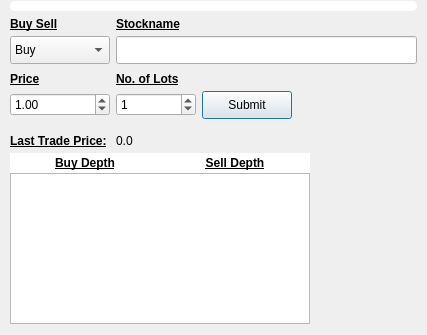
Qt form F1_F2/f1_f2_buysell.ui (Likithanaidu07/qt) before a commit.
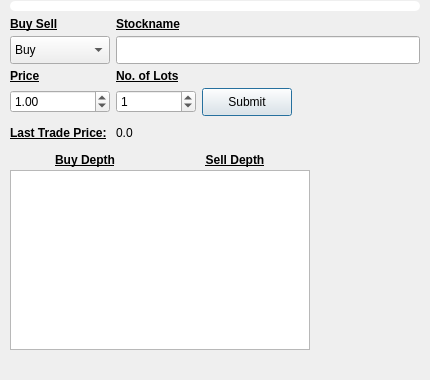
The same form after that commit.

```diff
--- a/F1_F2/f1_f2_buysell.ui
+++ b/F1_F2/f1_f2_buysell.ui
@@ -9,20 +9,20 @@
    <rect>
     <x>0</x>
     <y>0</y>
-    <width>427</width>
-    <height>335</height>
+    <width>430</width>
+    <height>380</height>
    </rect>
   </property>
   <property name="minimumSize">
    <size>
-    <width>1</width>
-    <height>0</height>
+    <width>430</width>
+    <height>380</height>
    </size>
   </property>
   <property name="maximumSize">
    <size>
-    <width>680</width>
-    <height>1000</height>
+    <width>430</width>
+    <height>380</height>
    </size>
   </property>
   <property name="windowTitle">
@@ -41,24 +41,8 @@
    <property name="verticalSpacing">
     <number>5</number>
    </property>
-   <item row="6" column="2">
-    <widget class="QSpinBox" name="spinBoxLot">
-     <property name="minimumSize">
-      <size>
-       <width>80</width>
-       <height>0</height>
-      </size>
-     </property>
-     <property name="maximum">
-      <number>99999999</number>
-     </property>
-     <property name="value">
-      <number>1</number>
-     </property>
-    </widget>
-   </item>
-   <item row="4" column="2">
-    <spacer name="verticalSpacer_3">
+   <item row="10" column="0">
+    <spacer name="verticalSpacer_4">
      <property name="orientation">
       <enum>Qt::Vertical</enum>
      </property>
@@ -68,131 +52,12 @@
      <property name="sizeHint" stdset="0">
       <size>
        <width>20</width>
-       <height>3</height>
+       <height>5</height>
       </size>
      </property>
     </spacer>
    </item>
-   <item row="9" column="0" colspan="9">
-    <layout class="QGridLayout" name="gridLayout_2">
-     <item row="0" column="0">
-      <layout class="QHBoxLayout" name="horizontalLayout_2">
-       <property name="spacing">
-        <number>0</number>
-       </property>
-       <item>
-        <widget class="QLabel" name="label_7">
-         <property name="font">
-          <font>
-           <bold>true</bold>
-           <underline>true</underline>
-          </font>
-         </property>
-         <property name="styleSheet">
-          <string notr="true">background-color: rgb(255, 255, 255);
-color: rgb(0, 0, 0);</string>
-         </property>
-         <property name="text">
-          <string>Buy Depth</string>
-         </property>
-         <property name="alignment">
-          <set>Qt::AlignCenter</set>
-         </property>
-        </widget>
-       </item>
-       <item>
-        <widget class="QLabel" name="label_6">
-         <property name="font">
-          <font>
-           <bold>true</bold>
-           <underline>true</underline>
-          </font>
-         </property>
-         <property name="styleSheet">
-          <string notr="true">background-color: rgb(255, 255, 255);
-color: rgb(0, 0, 0);</string>
-         </property>
-         <property name="text">
-          <string>Sell Depth</string>
-         </property>
-         <property name="alignment">
-          <set>Qt::AlignCenter</set>
-         </property>
-        </widget>
-       </item>
-      </layout>
-     </item>
-     <item row="0" column="2">
-      <spacer name="horizontalSpacer_2">
-       <property name="orientation">
-        <enum>Qt::Horizontal</enum>
-       </property>
-       <property name="sizeHint" stdset="0">
-        <size>
-         <width>40</width>
-         <height>20</height>
-        </size>
-       </property>
-      </spacer>
-     </item>
-     <item row="1" column="0">
-      <widget class="QTableView" name="tableViewMarkerRate">
-       <property name="minimumSize">
-        <size>
-         <width>300</width>
-         <height>0</height>
-        </size>
-       </property>
-       <property name="maximumSize">
-        <size>
-         <width>300</width>
-         <height>16777215</height>
-        </size>
-       </property>
-       <property name="showGrid">
-        <bool>false</bool>
-       </property>
-       <property name="gridStyle">
-        <enum>Qt::NoPen</enum>
-       </property>
-       <attribute name="verticalHeaderVisible">
-        <bool>false</bool>
-       </attribute>
-      </widget>
-     </item>
-    </layout>
-   </item>
-   <item row="8" column="0" colspan="2">
-    <widget class="QLabel" name="label_5">
-     <property name="font">
-      <font>
-       <pointsize>9</pointsize>
-       <bold>true</bold>
-       <underline>true</underline>
-      </font>
-     </property>
-     <property name="text">
-      <string>Last Trade Price:</string>
-     </property>
-    </widget>
-   </item>
-   <item row="7" column="2">
-    <spacer name="verticalSpacer">
-     <property name="orientation">
-      <enum>Qt::Vertical</enum>
-     </property>
-     <property name="sizeType">
-      <enum>QSizePolicy::Fixed</enum>
-     </property>
-     <property name="sizeHint" stdset="0">
-      <size>
-       <width>20</width>
-       <height>10</height>
-      </size>
-     </property>
-    </spacer>
-   </item>
-   <item row="5" column="0" colspan="2">
+   <item row="6" column="0" colspan="2">
     <widget class="QLabel" name="label_3">
      <property name="font">
       <font>
@@ -206,25 +71,102 @@
     </widget>
    </item>
    <item row="5" column="2">
-    <widget class="QLabel" name="label_4">
-     <property name="font">
-      <font>
-       <bold>true</bold>
-       <underline>true</underline>
-      </font>
+    <spacer name="verticalSpacer_3">
+     <property name="orientation">
+      <enum>Qt::Vertical</enum>
      </property>
-     <property name="text">
-      <string>No. of Lots</string>
+     <property name="sizeType">
+      <enum>QSizePolicy::Expanding</enum>
      </property>
-    </widget>
+     <property name="sizeHint" stdset="0">
+      <size>
+       <width>20</width>
+       <height>3</height>
+      </size>
+     </property>
+    </spacer>
    </item>
-   <item row="8" column="2" colspan="3">
+   <item row="9" column="2" colspan="3">
     <widget class="QLabel" name="label_lastTradedPrice">
      <property name="text">
       <string>0.0</string>
      </property>
     </widget>
    </item>
+   <item row="7" column="0" colspan="2">
+    <widget class="QDoubleSpinBox" name="doubleSpinBox_price">
+     <property name="minimumSize">
+      <size>
+       <width>100</width>
+       <height>0</height>
+      </size>
+     </property>
+     <property name="minimum">
+      <double>0.000000000000000</double>
+     </property>
+     <property name="maximum">
+      <double>9999.989999999999782</double>
+     </property>
+     <property name="stepType">
+      <enum>QAbstractSpinBox::DefaultStepType</enum>
+     </property>
+     <property name="value">
+      <double>1.000000000000000</double>
+     </property>
+    </widget>
+   </item>
+   <item row="7" column="3">
+    <widget class="QPushButton" name="pushButtonSubmit">
+     <property name="minimumSize">
+      <size>
+       <width>90</width>
+       <height>28</height>
+      </size>
+     </property>
+     <property name="maximumSize">
+      <size>
+       <width>90</width>
+       <height>28</height>
+      </size>
+     </property>
+     <property name="text">
+      <string>Submit</string>
+     </property>
+    </widget>
+   </item>
+   <item row="12" column="1" colspan="6">
+    <spacer name="verticalSpacer_2">
+     <property name="orientation">
+      <enum>Qt::Vertical</enum>
+     </property>
+     <property name="sizeHint" stdset="0">
+      <size>
+       <width>20</width>
+       <height>40</height>
+      </size>
+     </property>
+    </spacer>
+   </item>
+   <item row="3" column="0" colspan="2">
+    <widget class="QComboBox" name="comboBoxBuySell">
+     <property name="minimumSize">
+      <size>
+       <width>60</width>
+       <height>28</height>
+      </size>
+     </property>
+     <item>
+      <property name="text">
+       <string>Buy</string>
+      </property>
+     </item>
+     <item>
+      <property name="text">
+       <string>Sell</string>
+      </property>
+     </item>
+    </widget>
+   </item>
    <item row="2" column="0" colspan="2">
     <widget class="QLabel" name="label">
      <property name="font">
@@ -238,23 +180,14 @@
      </property>
     </widget>
    </item>
-   <item row="6" column="3">
-    <widget class="QPushButton" name="pushButtonSubmit">
+   <item row="3" column="2" colspan="7">
+    <widget class="QLineEdit" name="lineEdit_Stockname">
      <property name="minimumSize">
       <size>
-       <width>90</width>
+       <width>200</width>
        <height>28</height>
       </size>
      </property>
-     <property name="maximumSize">
-      <size>
-       <width>90</width>
-       <height>28</height>
-      </size>
-     </property>
-     <property name="text">
-      <string>Submit</string>
-     </property>
     </widget>
    </item>
    <item row="1" column="0" colspan="9">
@@ -336,24 +269,128 @@
      </layout>
     </widget>
    </item>
-   <item row="3" column="0" colspan="2">
-    <widget class="QComboBox" name="comboBoxBuySell">
+   <item row="6" column="2">
+    <widget class="QLabel" name="label_4">
+     <property name="font">
+      <font>
+       <bold>true</bold>
+       <underline>true</underline>
+      </font>
+     </property>
+     <property name="text">
+      <string>No. of Lots</string>
+     </property>
+    </widget>
+   </item>
+   <item row="11" column="0" colspan="9">
+    <layout class="QGridLayout" name="gridLayout_2">
+     <item row="0" column="0">
+      <layout class="QHBoxLayout" name="horizontalLayout_2">
+       <property name="spacing">
+        <number>0</number>
+       </property>
+       <item>
+        <widget class="QLabel" name="label_7">
+         <property name="font">
+          <font>
+           <bold>true</bold>
+           <underline>true</underline>
+          </font>
+         </property>
+         <property name="text">
+          <string>Buy Depth</string>
+         </property>
+         <property name="alignment">
+          <set>Qt::AlignCenter</set>
+         </property>
+        </widget>
+       </item>
+       <item>
+        <widget class="QLabel" name="label_6">
+         <property name="font">
+          <font>
+           <bold>true</bold>
+           <underline>true</underline>
+          </font>
+         </property>
+         <property name="text">
+          <string>Sell Depth</string>
+         </property>
+         <property name="alignment">
+          <set>Qt::AlignCenter</set>
+         </property>
+        </widget>
+       </item>
+      </layout>
+     </item>
+     <item row="0" column="2">
+      <spacer name="horizontalSpacer_2">
+       <property name="orientation">
+        <enum>Qt::Horizontal</enum>
+       </property>
+       <property name="sizeHint" stdset="0">
+        <size>
+         <width>40</width>
+         <height>20</height>
+        </size>
+       </property>
+      </spacer>
+     </item>
+     <item row="1" column="0">
+      <widget class="QTableView" name="tableViewMarkerRate">
+       <property name="minimumSize">
+        <size>
+         <width>300</width>
+         <height>180</height>
+        </size>
+       </property>
+       <property name="maximumSize">
+        <size>
+         <width>300</width>
+         <height>180</height>
+        </size>
+       </property>
+       <property name="showGrid">
+        <bool>false</bool>
+       </property>
+       <property name="gridStyle">
+        <enum>Qt::NoPen</enum>
+       </property>
+       <attribute name="verticalHeaderVisible">
+        <bool>false</bool>
+       </attribute>
+      </widget>
+     </item>
+    </layout>
+   </item>
+   <item row="7" column="2">
+    <widget class="QSpinBox" name="spinBoxLot">
      <property name="minimumSize">
       <size>
-       <width>60</width>
-       <height>28</height>
+       <width>80</width>
+       <height>0</height>
       </size>
      </property>
-     <item>
-      <property name="text">
-       <string>Buy</string>
-      </property>
-     </item>
-     <item>
-      <property name="text">
-       <string>Sell</string>
-      </property>
-     </item>
+     <property name="maximum">
+      <number>99999999</number>
+     </property>
+     <property name="value">
+      <number>1</number>
+     </property>
+    </widget>
+   </item>
+   <item row="9" column="0" colspan="2">
+    <widget class="QLabel" name="label_5">
+     <property name="font">
+      <font>
+       <pointsize>9</pointsize>
+       <bold>true</bold>
+       <underline>true</underline>
+      </font>
+     </property>
+     <property name="text">
+      <string>Last Trade Price:</string>
+     </property>
     </widget>
    </item>
    <item row="2" column="2">
@@ -369,51 +406,22 @@
      </property>
     </widget>
    </item>
-   <item row="10" column="1" colspan="5">
-    <spacer name="verticalSpacer_2">
+   <item row="8" column="0">
+    <spacer name="verticalSpacer">
      <property name="orientation">
       <enum>Qt::Vertical</enum>
      </property>
+     <property name="sizeType">
+      <enum>QSizePolicy::Fixed</enum>
+     </property>
      <property name="sizeHint" stdset="0">
       <size>
        <width>20</width>
-       <height>40</height>
+       <height>5</height>
       </size>
      </property>
     </spacer>
    </item>
-   <item row="6" column="0" colspan="2">
-    <widget class="QDoubleSpinBox" name="doubleSpinBox_price">
-     <property name="minimumSize">
-      <size>
-       <width>100</width>
-       <height>0</height>
-      </size>
-     </property>
-     <property name="minimum">
-      <double>0.000000000000000</double>
-     </property>
-     <property name="maximum">
-      <double>9999.989999999999782</double>
-     </property>
-     <property name="stepType">
-      <enum>QAbstractSpinBox::DefaultStepType</enum>
-     </property>
-     <property name="value">
-      <double>1.000000000000000</double>
-     </property>
-    </widget>
-   </item>
-   <item row="3" column="2" colspan="7">
-    <widget class="QLineEdit" name="lineEdit_Stockname">
-     <property name="minimumSize">
-      <size>
-       <width>200</width>
-       <height>28</height>
-      </size>
-     </property>
-    </widget>
-   </item>
   </layout>
  </widget>
  <tabstops>
```
